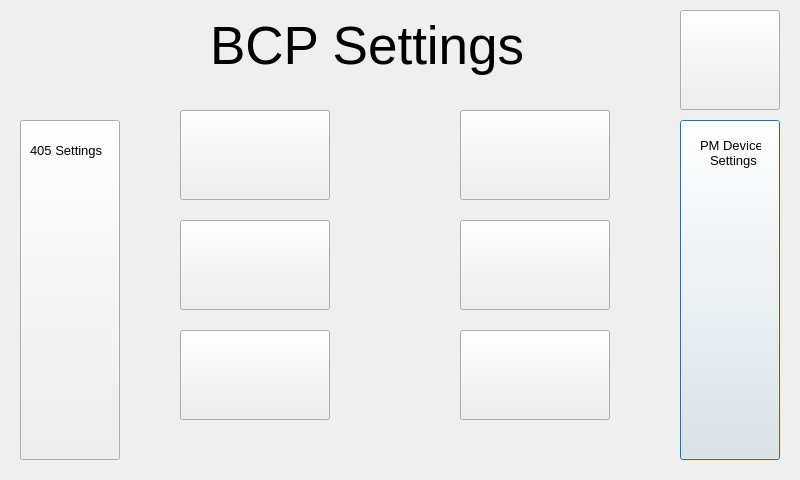
This is Settings/BCPSettings/bcpsettings.ui in kopalatommy/AQSync_UI as Qt 5 draws it before an edit. The edited form follows.
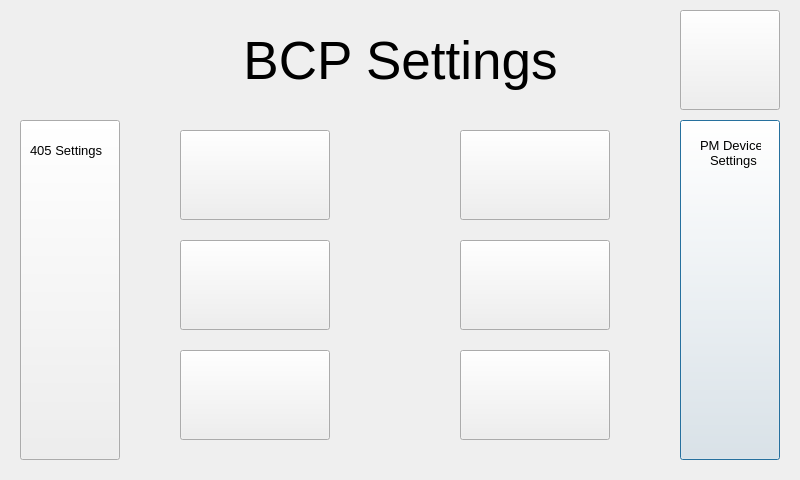
This is the edited form. Icons and pictures are not drawn.

Diff of the .ui file:
```diff
--- a/Settings/BCPSettings/bcpsettings.ui
+++ b/Settings/BCPSettings/bcpsettings.ui
@@ -76,7 +76,7 @@
    <property name="geometry">
     <rect>
      <x>460</x>
-     <y>220</y>
+     <y>240</y>
      <width>150</width>
      <height>90</height>
     </rect>
@@ -122,7 +122,7 @@
    <property name="geometry">
     <rect>
      <x>180</x>
-     <y>330</y>
+     <y>350</y>
      <width>150</width>
      <height>90</height>
     </rect>
@@ -145,7 +145,7 @@
    <property name="geometry">
     <rect>
      <x>180</x>
-     <y>110</y>
+     <y>130</y>
      <width>150</width>
      <height>90</height>
     </rect>
@@ -168,7 +168,7 @@
    <property name="geometry">
     <rect>
      <x>460</x>
-     <y>110</y>
+     <y>130</y>
      <width>150</width>
      <height>90</height>
     </rect>
@@ -191,7 +191,7 @@
    <property name="geometry">
     <rect>
      <x>180</x>
-     <y>220</y>
+     <y>240</y>
      <width>150</width>
      <height>90</height>
     </rect>
@@ -231,10 +231,10 @@
   <widget class="QLabel" name="Main_Settings">
    <property name="geometry">
     <rect>
-     <x>210</x>
+     <x>0</x>
      <y>10</y>
-     <width>421</width>
-     <height>71</height>
+     <width>801</width>
+     <height>101</height>
     </rect>
    </property>
    <property name="font">
@@ -245,12 +245,15 @@
    <property name="text">
     <string>BCP Settings</string>
    </property>
+   <property name="alignment">
+    <set>Qt::AlignCenter</set>
+   </property>
   </widget>
   <widget class="QPushButton" name="TP">
    <property name="geometry">
     <rect>
      <x>460</x>
-     <y>330</y>
+     <y>350</y>
      <width>150</width>
      <height>90</height>
     </rect>
```
